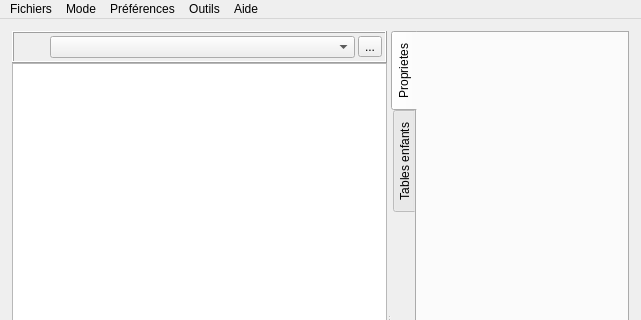
Above: Lamia/dialog/InspectionDigue_windowwidget_base.ui from Artelia/Lamia before the change; both pictures show x 0 to 641 and y 0 to 320 of the 641 by 649 pixel window. Below: the same form after it.
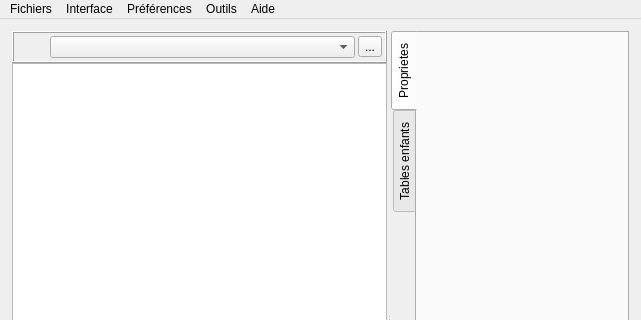
That is the form after the change. Icons and pictures are not drawn.

What changed in the file:
```diff
--- a/Lamia/dialog/InspectionDigue_windowwidget_base.ui
+++ b/Lamia/dialog/InspectionDigue_windowwidget_base.ui
@@ -504,7 +504,7 @@
    </widget>
    <widget class="QMenu" name="menuMode">
     <property name="title">
-     <string>Mode</string>
+     <string>Interface</string>
     </property>
     <addaction name="actionModeTerrain"/>
     <addaction name="actionTTC"/>
```
